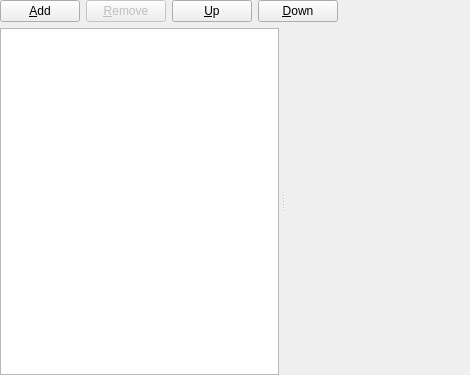
hluk/CopyQ, file src/ui/itemorderlist.ui: the form before one commit.
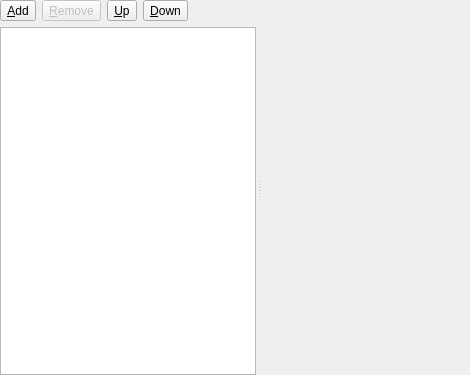
The form after the commit.

Commit message: Make command list and plugin list more compact

```diff
--- a/src/ui/itemorderlist.ui
+++ b/src/ui/itemorderlist.ui
@@ -24,9 +24,25 @@
     <number>0</number>
    </property>
    <item>
+    <widget class="QSplitter" name="splitter">
+     <property name="sizePolicy">
+      <sizepolicy hsizetype="Expanding" vsizetype="MinimumExpanding">
+       <horstretch>0</horstretch>
+       <verstretch>0</verstretch>
+      </sizepolicy>
+     </property>
+     <property name="orientation">
+      <enum>Qt::Horizontal</enum>
+     </property>
+     <property name="handleWidth">
+      <number>8</number>
+     </property>
+     <widget class="QWidget" name="verticalLayoutWidget">
+      <layout class="QVBoxLayout" name="verticalLayout">
+       <item>
     <layout class="QHBoxLayout" name="horizontalLayout_5">
      <item>
-      <widget class="QPushButton" name="pushButtonAdd">
+          <widget class="QToolButton" name="pushButtonAdd">
        <property name="toolTip">
         <string/>
        </property>
@@ -36,30 +52,42 @@
        <property name="shortcut">
         <string>+</string>
        </property>
+           <property name="toolButtonStyle">
+            <enum>Qt::ToolButtonTextBesideIcon</enum>
+           </property>
       </widget>
      </item>
      <item>
-      <widget class="QPushButton" name="pushButtonRemove">
+          <widget class="QToolButton" name="pushButtonRemove">
        <property name="enabled">
         <bool>false</bool>
        </property>
        <property name="text">
         <string>&amp;Remove</string>
        </property>
+           <property name="toolButtonStyle">
+            <enum>Qt::ToolButtonTextBesideIcon</enum>
+           </property>
       </widget>
      </item>
      <item>
-      <widget class="QPushButton" name="pushButtonUp">
+          <widget class="QToolButton" name="pushButtonUp">
        <property name="text">
         <string>&amp;Up</string>
        </property>
+           <property name="toolButtonStyle">
+            <enum>Qt::ToolButtonTextBesideIcon</enum>
+           </property>
       </widget>
      </item>
      <item>
-      <widget class="QPushButton" name="pushButtonDown">
+          <widget class="QToolButton" name="pushButtonDown">
        <property name="text">
         <string>&amp;Down</string>
        </property>
+           <property name="toolButtonStyle">
+            <enum>Qt::ToolButtonTextBesideIcon</enum>
+           </property>
       </widget>
      </item>
      <item>
@@ -78,19 +106,6 @@
     </layout>
    </item>
    <item>
-    <widget class="QSplitter" name="splitter">
-     <property name="sizePolicy">
-      <sizepolicy hsizetype="Expanding" vsizetype="MinimumExpanding">
-       <horstretch>0</horstretch>
-       <verstretch>0</verstretch>
-      </sizepolicy>
-     </property>
-     <property name="orientation">
-      <enum>Qt::Horizontal</enum>
-     </property>
-     <property name="handleWidth">
-      <number>8</number>
-     </property>
      <widget class="QListWidget" name="listWidgetItems">
       <property name="dragDropMode">
        <enum>QAbstractItemView::InternalMove</enum>
@@ -99,7 +114,16 @@
        <enum>QAbstractItemView::ExtendedSelection</enum>
       </property>
      </widget>
+       </item>
+      </layout>
+     </widget>
      <widget class="QScrollArea" name="scrollArea">
+      <property name="sizePolicy">
+       <sizepolicy hsizetype="Expanding" vsizetype="Expanding">
+        <horstretch>1</horstretch>
+        <verstretch>0</verstretch>
+       </sizepolicy>
+      </property>
       <property name="focusPolicy">
        <enum>Qt::NoFocus</enum>
       </property>
```
Lines whose indentation alone changed are shown as unchanged.
